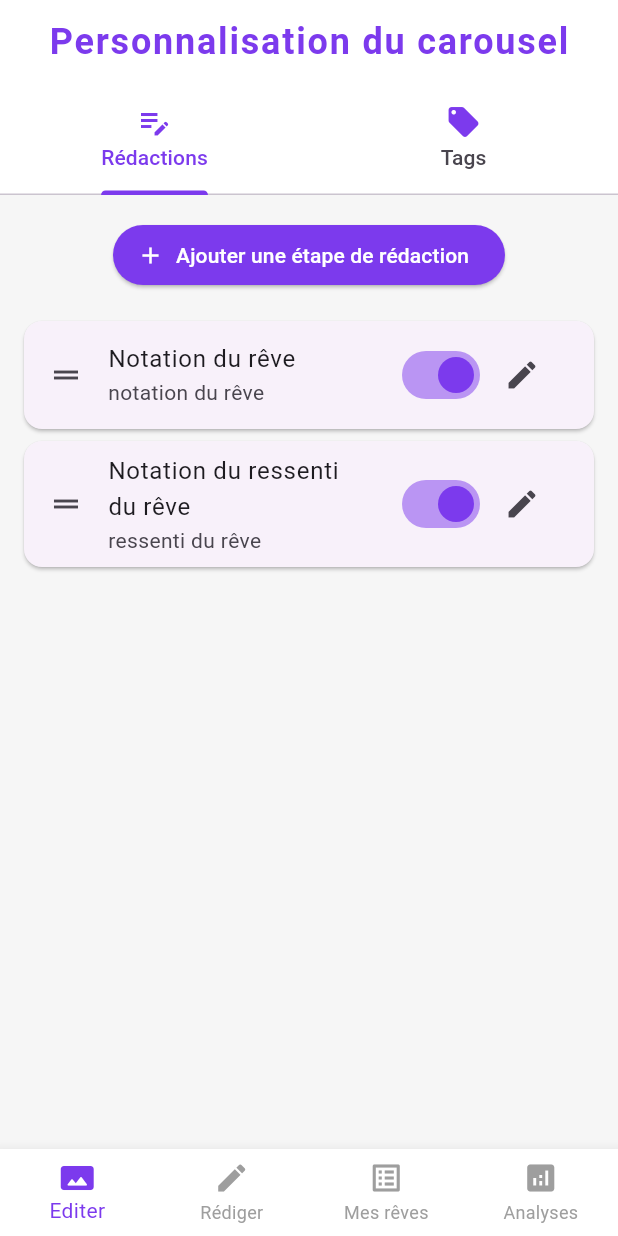
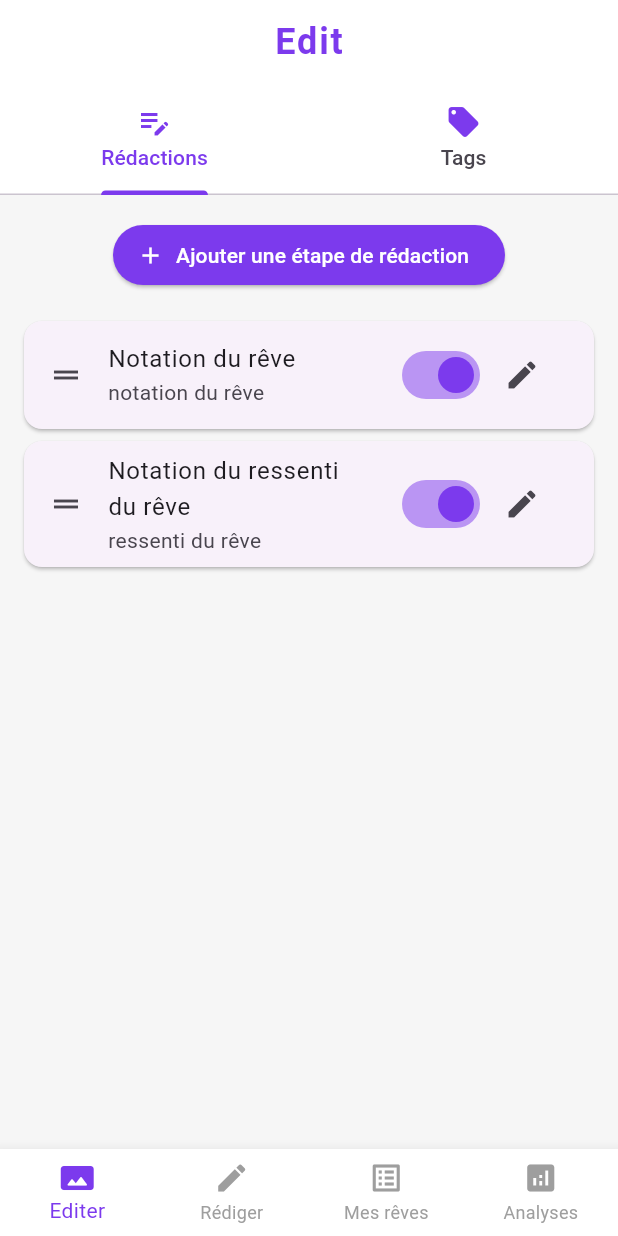
Before and after one commit to Xantos07/Revato, a Flutter app: the screen it shows after launch, on a phone screen of 412 x 824 dp. Run offline on Flutter 3.47's test engine with Material 3 defaults, Android fonts, the phone set to English and light mode, and no system bars; our stand-ins replace shared_preferences, sqflite; accounts and stored records are empty.

Commit message:
👄 rename

```diff
--- a/revato_app/lib/Screen/dream_editor_carousel.dart
+++ b/revato_app/lib/Screen/dream_editor_carousel.dart
@@ -33,7 +33,7 @@ class _DreamEditorCarouselState extends State<DreamEditorCarousel>
       child: Scaffold(
         appBar: AppBar(
           title: const Text(
-            'Personnalisation du carousel',
+            'Edit',
             style: TextStyle(
               fontWeight: FontWeight.bold,
               fontSize: 24,
```
